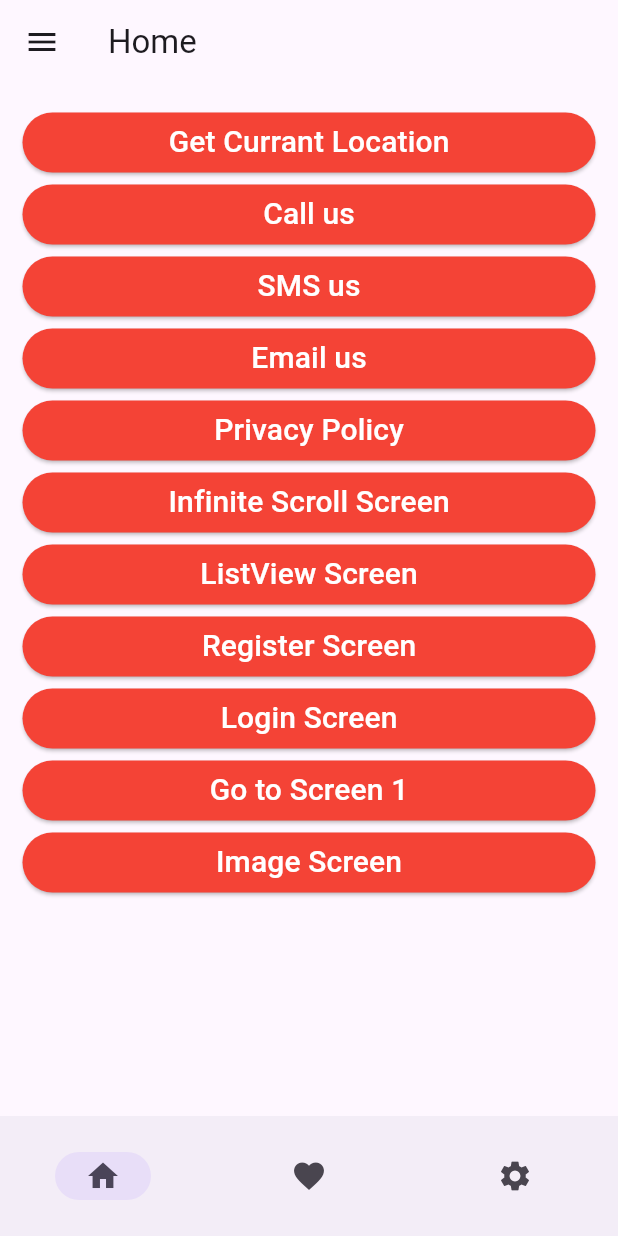
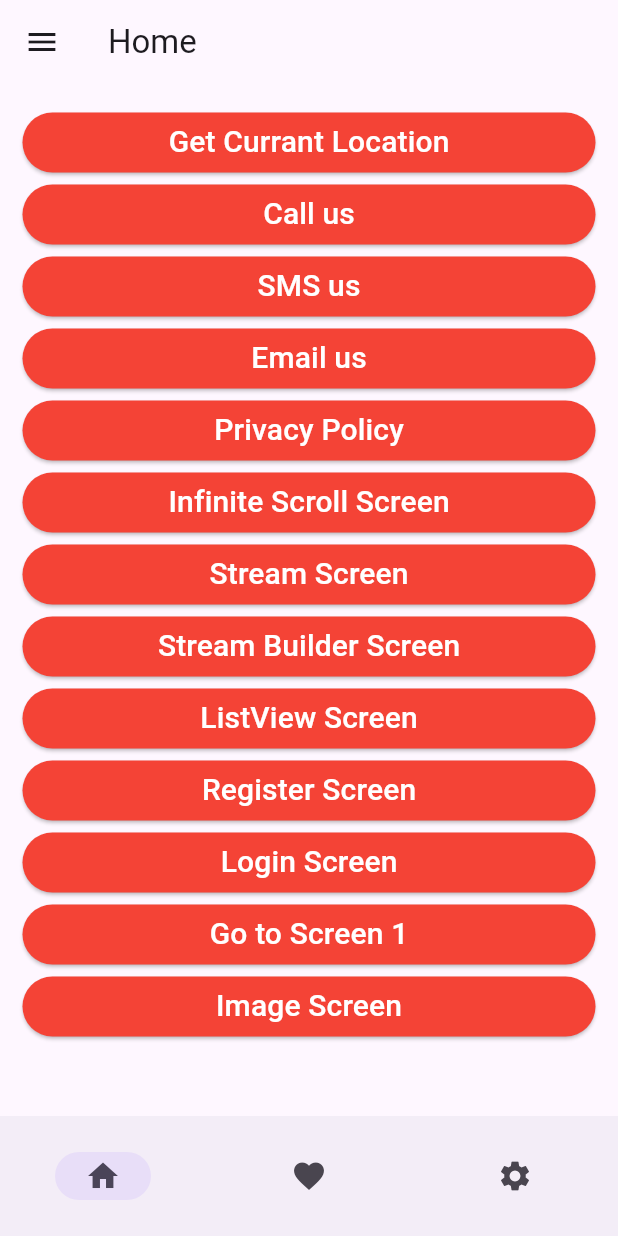
Before and after one commit to devatulparmar/march25batch6pm, a Flutter app: the screen it shows after launch, on a phone screen of 412 x 824 dp. Run offline on Flutter 3.47's test engine with Material 3 defaults, Android fonts, the phone set to English and light mode, and no system bars; our stand-ins replace bloc, cached_network_image, dio, flutter_bloc, image_picker, infinite_scroll_pagination and 3 more; missing offline and left inert: open_settings_plus.

Commit message:
Stream Types of Stream Counter Example of Stream Stream Builder

```diff
--- a/lib/home_screen.dart
+++ b/lib/home_screen.dart
@@ -374,6 +374,36 @@ class _HomeScreenState extends State<HomeScreen> {
                   ),
                   ElevatedButton(
                     onPressed: () {
+                      Navigator.pushNamed(context, routeMyStreamScreen);
+                    },
+                    style: ElevatedButton.styleFrom(
+                      backgroundColor: Colors.red,
+                    ),
+                    child: const Text(
+                      "Stream Screen",
+                      style: TextStyle(
+                        fontSize: 20,
+                        color: Colors.white,
+                      ),
+                    ),
+                  ),
+                  ElevatedButton(
+                    onPressed: () {
+                      Navigator.pushNamed(context, routeStreamBuilderScreen);
+                    },
+                    style: ElevatedButton.styleFrom(
+                      backgroundColor: Colors.red,
+                    ),
+                    child: const Text(
+                      "Stream Builder Screen",
+                      style: TextStyle(
+                        fontSize: 20,
+                        color: Colors.white,
+                      ),
+                    ),
+                  ),
+                  ElevatedButton(
+                    onPressed: () {
                       Navigator.pushNamed(context, routeListviewScreen);
                     },
                     style: ElevatedButton.styleFrom(
--- a/lib/utils/routes.dart
+++ b/lib/utils/routes.dart
@@ -1,4 +1,5 @@
 import 'package:flutter_bloc/flutter_bloc.dart';
+import 'package:march25batch6pm/Stream_builder_screen.dart';
 import 'package:march25batch6pm/bottom_nav_screen.dart';
 import 'package:march25batch6pm/home_screen.dart';
 import 'package:march25batch6pm/listview_screen.dart';
@@ -11,6 +12,7 @@ import 'package:march25batch6pm/screen2.dart';
 import 'package:march25batch6pm/screen3.dart';
 import 'package:march25batch6pm/screen4.dart';
 import 'package:march25batch6pm/screen5.dart';
+import 'package:march25batch6pm/stream_example.dart';
 import 'package:march25batch6pm/utils/routes_const.dart';
 import 'package:flutter/material.dart';
 
@@ -99,6 +101,12 @@ class MyRoutes {
       case routeListviewScreen:
         widget = const ListviewScreen();
         break;
+      case routeMyStreamScreen:
+        widget = const MyStreamScreen();
+        break;
+      case routeStreamBuilderScreen:
+        widget = const StreamBuilderScreen();
+        break;
       case routeListviewSeparatedScreen:
         widget = const ListviewSeparatedScreen();
         break;
--- a/lib/utils/routes_const.dart
+++ b/lib/utils/routes_const.dart
@@ -8,3 +8,5 @@ const String routeLoginScreen = "routeLoginScreen";
 const String routeRegisterScreen = "RegisterScreen";
 const String routeListviewScreen = "ListviewScreen";
 const String routeListviewSeparatedScreen = "ListviewSeparatedScreen";
+const String routeMyStreamScreen = "MyStreamScreen";
+const String routeStreamBuilderScreen = "StreamBuilderScreen";
```
Also changed, not shown: lib/Stream_builder_screen.dart (added, +96 -0 lines), lib/stream_example.dart (added, +59 -0 lines).
